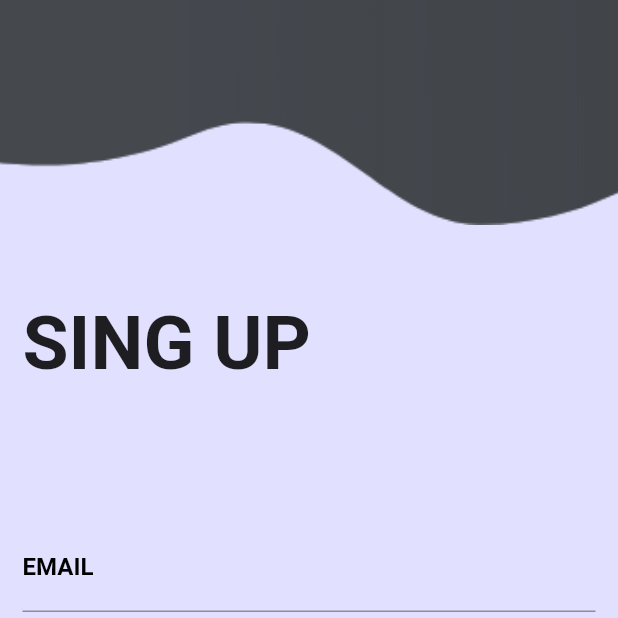
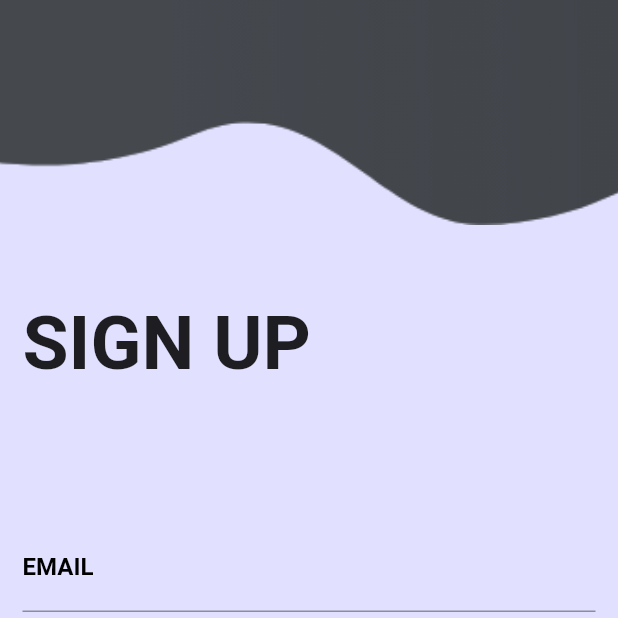
Before and after one commit to Smhmll/3311456_203311055, a Flutter app: the SignupPage screen opened by its route, on a phone screen of 412 x 824 dp, the top half of it. Run offline on Flutter 3.47's test engine with Material 2 defaults, Android fonts, the phone set to English and light mode, and no system bars; our stand-ins replace firebase_auth, firebase_core, flutter_spinkit, font_awesome_flutter, location, sqflite; accounts and stored records are empty; Roboto replaces fonts that are missing (Montserrat).

Commit message:
first commit

```diff
--- a/lib/giris_screens/sing_up.dart
+++ b/lib/giris_screens/sing_up.dart
@@ -81,7 +81,7 @@ class _SignupPageState extends State<SignupPage> {
                 crossAxisAlignment: CrossAxisAlignment.start,
                 children: <Widget>[
                   const Text(
-                    "SING UP",
+                    "SIGN UP",
                     style: TextStyle(
                       fontSize: 50,
                       fontWeight: FontWeight.w600,
--- a/pubspec.yaml
+++ b/pubspec.yaml
@@ -49,6 +49,7 @@ dependencies:
   http: ^0.13.6
   sqflite: ^2.2.8+4
   path: ^1.8.2
+
 dev_dependencies:
   flutter_test:
     sdk: flutter
```
